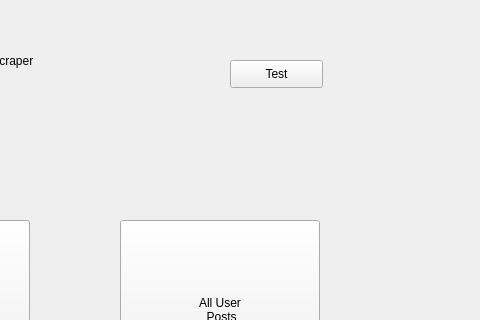
This is main.ui in mido-99/Tweety as Qt 5 draws it before an edit; both pictures show x 320 to 800 and y 0 to 320 of the 800 by 600 pixel window. The edited form follows.
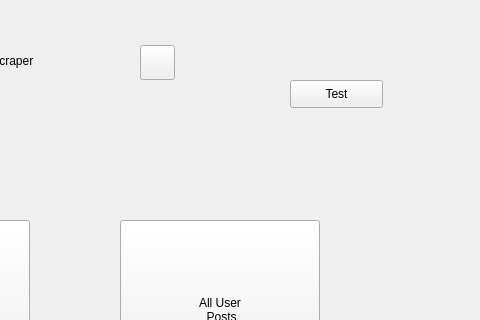
This is the edited form. The open tabs and pages were chosen to show the change.

Commit message: Move Desclaimer message to button in home page

Patch:
```diff
--- a/main.ui
+++ b/main.ui
@@ -140,8 +140,8 @@
      <widget class="QPushButton" name="pushButton">
       <property name="geometry">
        <rect>
-        <x>550</x>
-        <y>60</y>
+        <x>610</x>
+        <y>80</y>
         <width>93</width>
         <height>28</height>
        </rect>
@@ -153,6 +153,31 @@
        <bool>true</bool>
       </property>
      </widget>
+     <widget class="QPushButton" name="disclaimer_btn">
+      <property name="geometry">
+       <rect>
+        <x>460</x>
+        <y>45</y>
+        <width>35</width>
+        <height>35</height>
+       </rect>
+      </property>
+      <property name="minimumSize">
+       <size>
+        <width>10</width>
+        <height>10</height>
+       </size>
+      </property>
+      <property name="whatsThis">
+       <string>&lt;html&gt;&lt;head/&gt;&lt;body&gt;&lt;p&gt;&lt;br/&gt;&lt;/p&gt;&lt;/body&gt;&lt;/html&gt;</string>
+      </property>
+      <property name="text">
+       <string/>
+      </property>
+      <property name="autoDefault">
+       <bool>true</bool>
+      </property>
+     </widget>
     </widget>
     <widget class="QWidget" name="user_profile">
      <widget class="QLabel" name="label">
```
Left out of the diff: 2 changed lines with no effect on the pictures. The commit also changes 3 other files.
